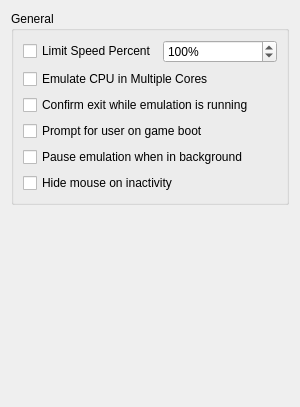
First picture: the form in src/yuzu/configuration/configure_general.ui, repository lazerl0rd/yuzu-early, before the edit.
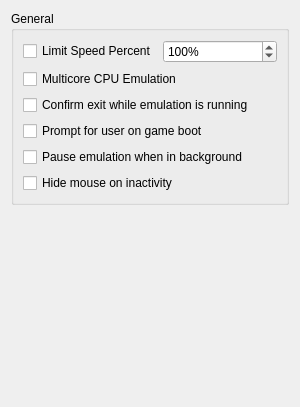
Second picture: the form after the edit.

Commit message: GUI: Make multicore only work with Async and add GUI for multicore.

Diff of the .ui file:
```diff
--- a/src/yuzu/configuration/configure_general.ui
+++ b/src/yuzu/configuration/configure_general.ui
@@ -54,7 +54,7 @@
           <item>
            <widget class="QCheckBox" name="use_multi_core">
             <property name="text">
-             <string>Emulate CPU in Multiple Cores</string>
+             <string>Multicore CPU Emulation</string>
             </property>
            </widget>
           </item>
```
The commit also changes 5 other files.
